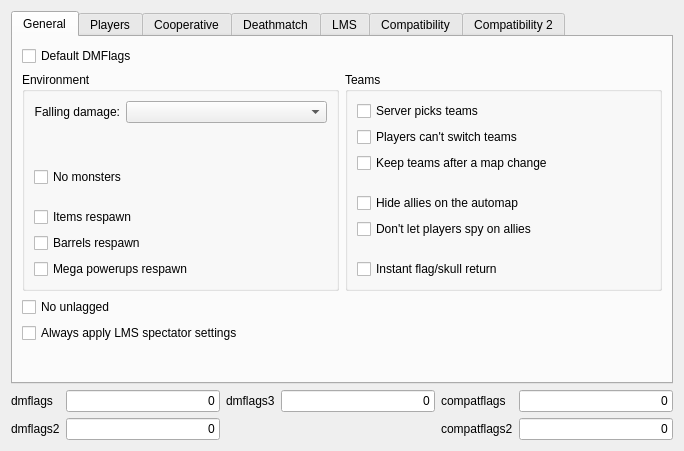
This is src/plugins/zandronum/createserverdialogpages/flagspage.ui in Destroyerrrocket/doomseeker-unofficial as Qt 5 draws it before an edit. The edited form follows.
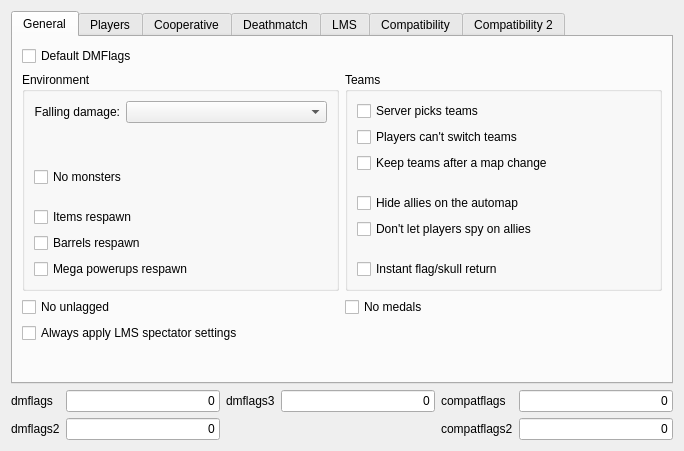
This is the edited form.

Commit message: - Zandronum: Added DF3_NO_MEDALS, COMPATF2_ZDOOM_123B33_JUMP_PHYSICS and COMPATF2_FULL_WEAPON_LOWER flags to server creator.

Diff of the .ui file:
```diff
--- a/src/plugins/zandronum/createserverdialogpages/flagspage.ui
+++ b/src/plugins/zandronum/createserverdialogpages/flagspage.ui
@@ -219,24 +219,38 @@
         </layout>
        </item>
        <item>
-        <widget class="QCheckBox" name="cbNoUnlagged">
-         <property name="toolTip">
-          <string>Don't use ping-based backwards reconciliation for player-fired hitscans and rails.</string>
-         </property>
-         <property name="text">
-          <string>No unlagged</string>
-         </property>
-        </widget>
-       </item>
-       <item>
-        <widget class="QCheckBox" name="cbAlwaysApplyLMSSpectatorSettings">
-         <property name="toolTip">
-          <string>Apply lmsspectatorsettings in all game modes.</string>
-         </property>
-         <property name="text">
-          <string>Always apply LMS spectator settings</string>
-         </property>
-        </widget>
+        <layout class="QGridLayout" name="gridLayout_6">
+         <item row="0" column="0">
+          <widget class="QCheckBox" name="cbNoUnlagged">
+           <property name="toolTip">
+            <string>Don't use ping-based backwards reconciliation for player-fired hitscans and rails.</string>
+           </property>
+           <property name="text">
+            <string>No unlagged</string>
+           </property>
+          </widget>
+         </item>
+         <item row="1" column="0">
+          <widget class="QCheckBox" name="cbAlwaysApplyLMSSpectatorSettings">
+           <property name="toolTip">
+            <string>Apply lmsspectatorsettings in all game modes.</string>
+           </property>
+           <property name="text">
+            <string>Always apply LMS spectator settings</string>
+           </property>
+          </widget>
+         </item>
+         <item row="0" column="1">
+          <widget class="QCheckBox" name="cbNoMedals">
+           <property name="toolTip">
+            <string>Enforces clients not to show medals, i.e. behave as if cl_medals == 0.</string>
+           </property>
+           <property name="text">
+            <string>No medals</string>
+           </property>
+          </widget>
+         </item>
+        </layout>
        </item>
        <item>
         <spacer name="verticalSpacer">
```
Left out of the diff: 372 changed lines with no effect on the pictures. The commit also changes 2 other files.
